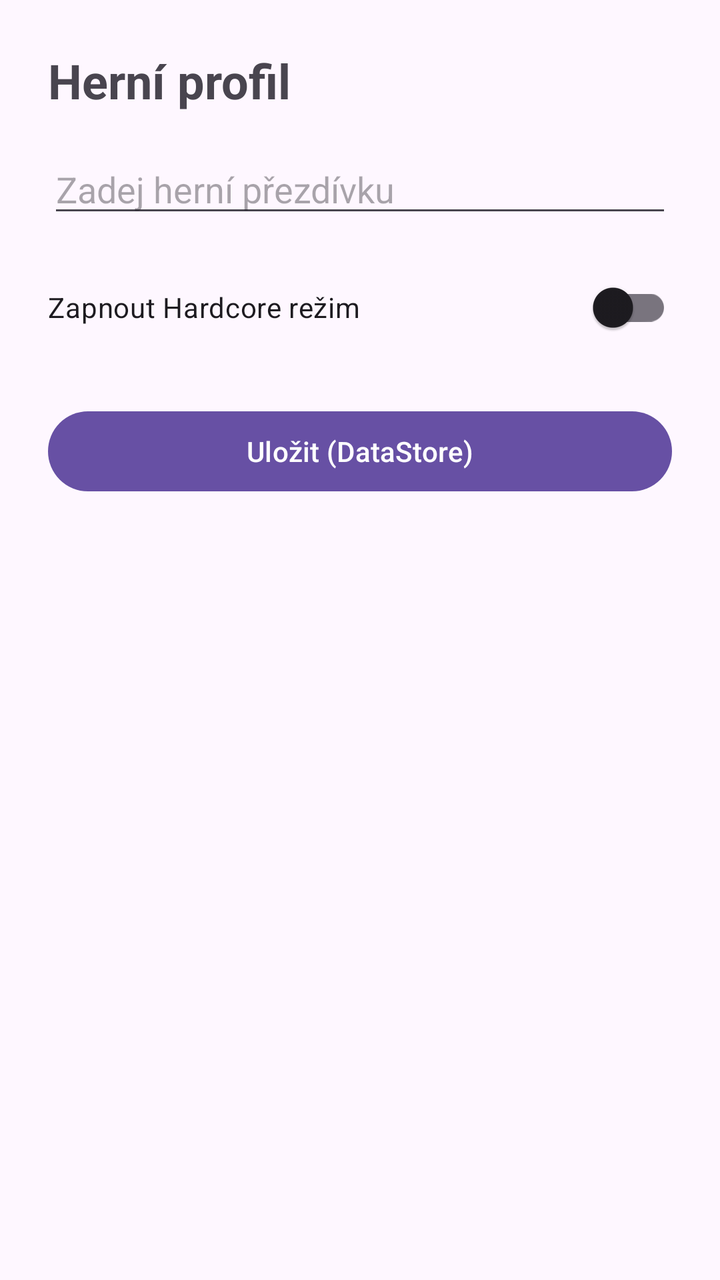
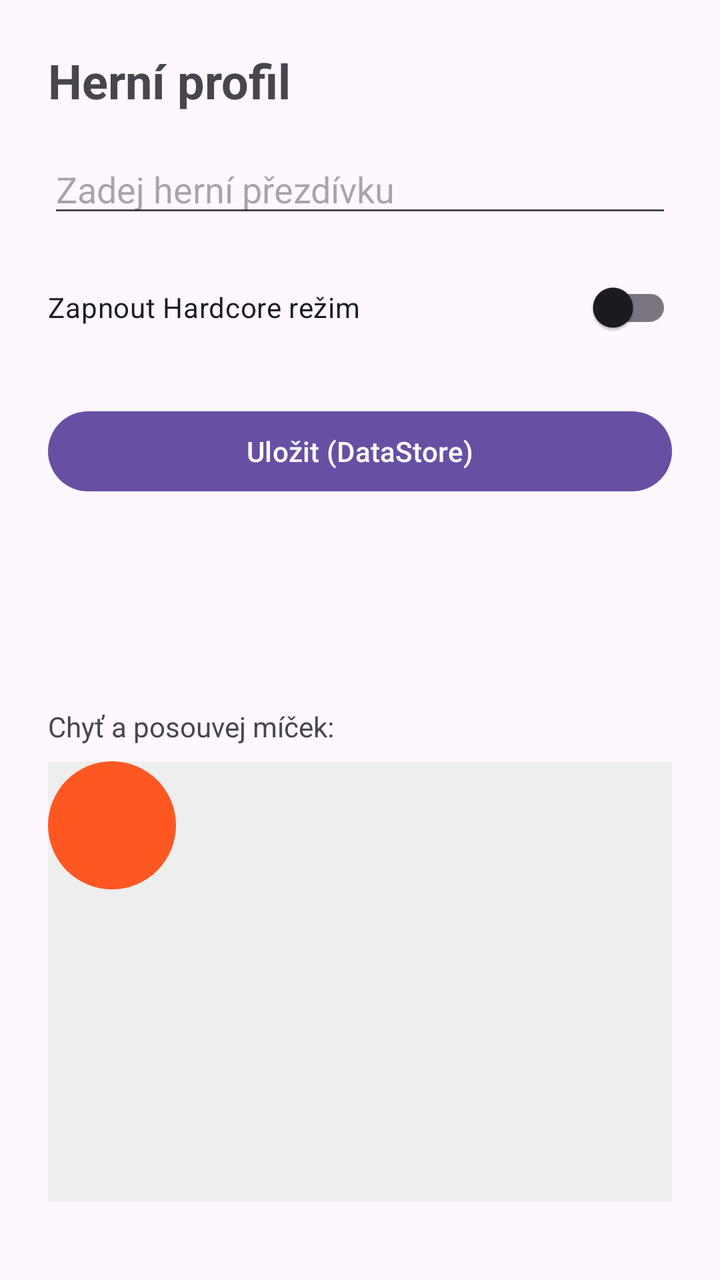

The first picture is an Android layout as it rendered before a commit; the second is the same layout after the commit. The layout source and the unified diff follow.
<!-- AndroidManifest.xml: application theme Theme.Ukol_08_Preferences_B -->
<!-- res/layout/fragment_settings.xml -->
<?xml version="1.0" encoding="utf-8"?>
<androidx.coordinatorlayout.widget.CoordinatorLayout
    xmlns:android="http://schemas.android.com/apk/res/android"
    android:layout_width="match_parent"
    android:layout_height="match_parent">

    <LinearLayout android:layout_height="wrap_content" android:layout_width="match_parent" android:orientation="vertical" android:padding="24dp">

        <TextView android:layout_height="wrap_content" android:layout_marginBottom="16dp" android:layout_width="wrap_content" android:text="Herní profil" android:textSize="24sp" android:textStyle="bold"/>

        <EditText android:hint="Zadej herní přezdívku" android:id="@+id/etNickname" android:layout_height="wrap_content" android:layout_marginBottom="16dp" android:layout_width="match_parent"/>

        <com.google.android.material.switchmaterial.SwitchMaterial
            android:id="@+id/switchHardcoreMode"
            android:layout_width="match_parent"
            android:layout_height="wrap_content"
            android:text="Zapnout Hardcore režim"
            android:layout_marginBottom="24dp"/>

        <Button android:id="@+id/btnSave" android:layout_height="wrap_content" android:layout_width="match_parent" android:text="Uložit (DataStore)"/>

        
        <ProgressBar android:id="@+id/progressBar" android:visibility="invisible" android:layout_gravity="center" android:layout_height="wrap_content" android:layout_marginTop="32dp" android:layout_width="wrap_content"/>

    </LinearLayout>

</androidx.coordinatorlayout.widget.CoordinatorLayout>
<!-- resources referenced by this layout -->
<resources>
  <style name="Theme.Ukol_08_Preferences_B" parent="Base.Theme.Ukol_08_Preferences_B" />
  <style name="Base.Theme.Ukol_08_Preferences_B" parent="Theme.Material3.DayNight.NoActionBar">
          
          
      </style>
</resources>

<!-- the commit's change to res/layout/fragment_settings.xml (unified diff, before → after) -->
@@ -22,6 +22,26 @@
         
         <ProgressBar android:id="@+id/progressBar" android:visibility="invisible" android:layout_gravity="center" android:layout_height="wrap_content" android:layout_marginTop="32dp" android:layout_width="wrap_content"/>
 
+        <TextView
+            android:layout_width="wrap_content"
+            android:layout_height="wrap_content"
+            android:layout_marginTop="24dp"
+            android:text="Chyť a posouvej míček:"/>
+
+        <FrameLayout
+            android:id="@+id/playground"
+            android:layout_width="match_parent"
+            android:layout_height="220dp"
+            android:layout_marginTop="8dp"
+            android:background="#EEEEEE">
+
+            <View
+                android:id="@+id/ball"
+                android:layout_width="64dp"
+                android:layout_height="64dp"
+                android:background="@drawable/ball"/>
+        </FrameLayout>
+
     </LinearLayout>
 
 </androidx.coordinatorlayout.widget.CoordinatorLayout>
<!-- resource entries referenced after the edit -->
@@ -1,5 +1,12 @@
 <!-- resources referenced by this layout -->
 <resources>
+  <!-- drawable ball (drawable) -->
+  <?xml version="1.0" encoding="utf-8"?>
+  <shape xmlns:android="http://schemas.android.com/apk/res/android"
+      android:shape="oval">
+      <solid android:color="#FF5722"/>
+      <size android:width="64dp" android:height="64dp"/>
+  </shape>
   <style name="Theme.Ukol_08_Preferences_B" parent="Base.Theme.Ukol_08_Preferences_B" />
   <style name="Base.Theme.Ukol_08_Preferences_B" parent="Theme.Material3.DayNight.NoActionBar">
           
